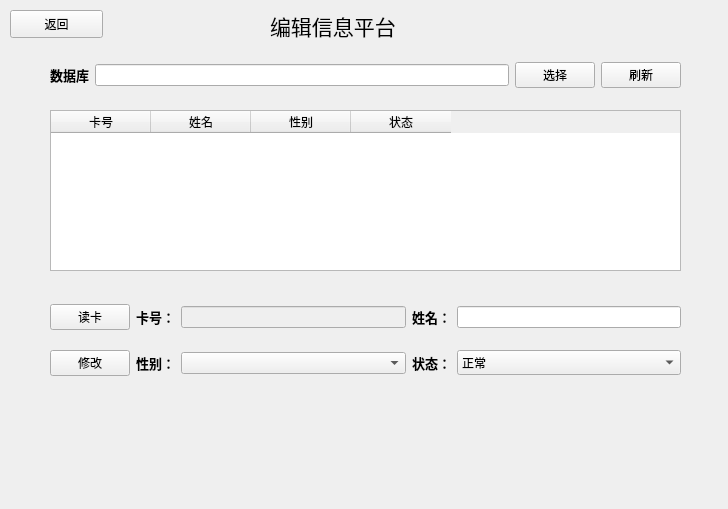
Old version of the form ATSystem/Updatepage.ui in the repository AKHYui/Swipe-System.
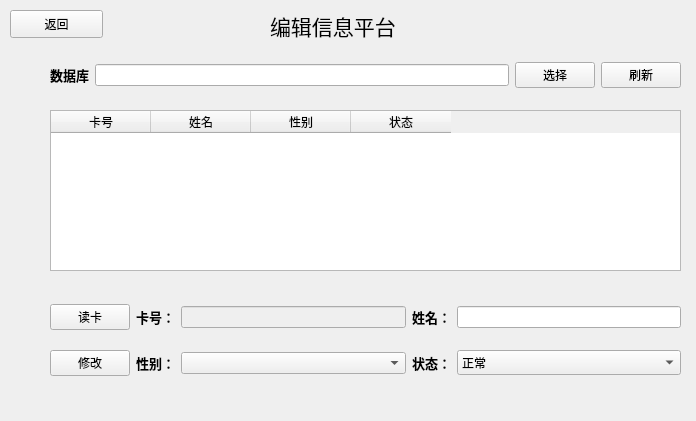
New version of the form.

```diff
--- a/ATSystem/Updatepage.ui
+++ b/ATSystem/Updatepage.ui
@@ -6,8 +6,8 @@
    <rect>
     <x>0</x>
     <y>0</y>
-    <width>728</width>
-    <height>509</height>
+    <width>696</width>
+    <height>421</height>
    </rect>
   </property>
   <property name="windowTitle">
```
